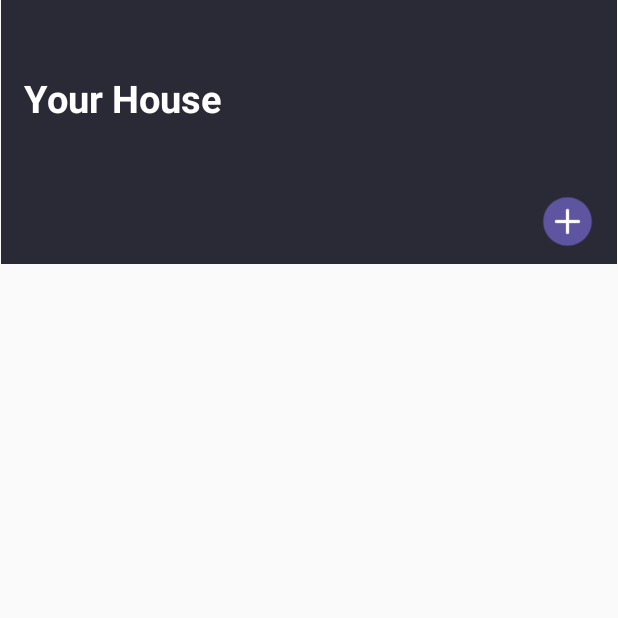
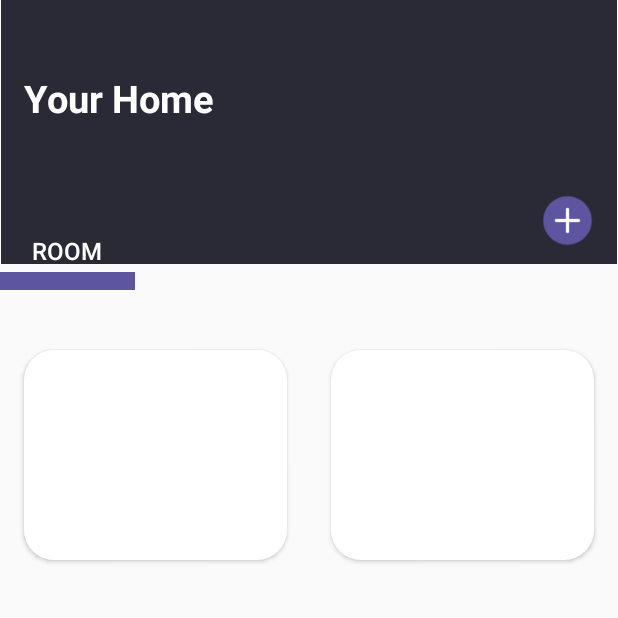
Before and after one commit to Joweroony/smart_house.kyudyakov, an Android app: the homepage screen opened directly, with no data from a screen before it, on a phone screen of 412 x 824 dp, the top half of it. Run offline under Robolectric (Android 15) with nearby library versions, the phone set to English and light mode, and no system bars.

Commit message:
pannels was hided

```diff
--- /dev/null
+++ b/app/src/main/res/drawable/living_room_btn_style.xml
@@ -0,0 +1,14 @@
+<?xml version="1.0" encoding="utf-8"?>
+<selector
+    xmlns:android="http://schemas.android.com/apk/res/android">
+    <item>
+        <shape android:shape="rectangle">
+            <solid android:color="@color/white"/>
+            <corners android:topRightRadius="20dp"
+                android:topLeftRadius="20dp"
+                android:bottomRightRadius="20dp"
+                android:bottomLeftRadius="20dp">
+            </corners>
+        </shape>
+    </item>
+</selector>
--- a/app/src/main/res/layout/activity_homepage.xml
+++ b/app/src/main/res/layout/activity_homepage.xml
@@ -23,10 +23,10 @@
         android:id="@+id/your_house_text"
         android:layout_width="141dp"
         android:layout_height="34dp"
-        android:text="@string/your_house"
-        android:textStyle="bold"
+        android:text="Your Home"
         android:textColor="#FEFEFE"
         android:textSize="25sp"
+        android:textStyle="bold"
         app:layout_constraintBottom_toBottomOf="parent"
         app:layout_constraintEnd_toEndOf="parent"
         app:layout_constraintHorizontal_bias="0.059"
@@ -35,17 +35,59 @@
         app:layout_constraintVertical_bias="0.061" />
 
     <Button
-        android:id="@+id/button2"
+        android:id="@+id/addrooms_btn"
         style="@style/Widget.AppCompat.Button"
         android:layout_width="35dp"
         android:layout_height="35dp"
         android:background="@drawable/plusbutton_homepage"
         app:layout_constraintBottom_toBottomOf="@+id/rectangle_top"
         app:layout_constraintEnd_toEndOf="parent"
-        app:layout_constraintHorizontal_bias="0.958"
+        app:layout_constraintHorizontal_bias="0.957"
         app:layout_constraintStart_toStartOf="parent"
         app:layout_constraintTop_toTopOf="parent"
-        app:layout_constraintVertical_bias="0.924"
+        app:layout_constraintVertical_bias="0.921"
         tools:ignore="TouchTargetSizeCheck,SpeakableTextPresentCheck" />
 
+    <Button
+        android:id="@+id/room_btn"
+        android:layout_width="90dp"
+        android:layout_height="40dp"
+        android:background="@null"
+        android:drawableBottom="@drawable/button_room_decorate"
+        android:fallbackLineSpacing="false"
+        android:text="ROOM"
+        android:textColor="#FEFEFE"
+        android:textSize="16sp"
+        app:layout_constraintBottom_toBottomOf="parent"
+        app:layout_constraintEnd_toEndOf="parent"
+        app:layout_constraintHorizontal_bias="0.0"
+        app:layout_constraintStart_toStartOf="parent"
+        app:layout_constraintTop_toTopOf="parent"
+        app:layout_constraintVertical_bias="0.196"
+        tools:ignore="TouchTargetSizeCheck" />
+
+    <Button
+        android:id="@+id/living_room_btn"
+        android:layout_width="175dp"
+        android:layout_height="140dp"
+        android:background="@drawable/living_room_btn_style"
+        app:layout_constraintBottom_toBottomOf="parent"
+        app:layout_constraintEnd_toEndOf="parent"
+        app:layout_constraintHorizontal_bias="0.067"
+        app:layout_constraintStart_toStartOf="parent"
+        app:layout_constraintTop_toTopOf="parent"
+        app:layout_constraintVertical_bias="0.341" />
+
+    <Button
+        android:id="@+id/living_room_btn2"
+        android:layout_width="175dp"
+        android:layout_height="140dp"
+        android:background="@drawable/living_room_btn_style"
+        app:layout_constraintBottom_toBottomOf="parent"
+        app:layout_constraintEnd_toEndOf="parent"
+        app:layout_constraintHorizontal_bias="0.932"
+        app:layout_constraintStart_toStartOf="parent"
+        app:layout_constraintTop_toTopOf="parent"
+        app:layout_constraintVertical_bias="0.341" />
+
 </androidx.constraintlayout.widget.ConstraintLayout>
```
Also changed, not shown: app/src/main/res/drawable-v24/button_room_decorate.png (added), app/src/main/res/drawable-v24/living_room.png (added).
